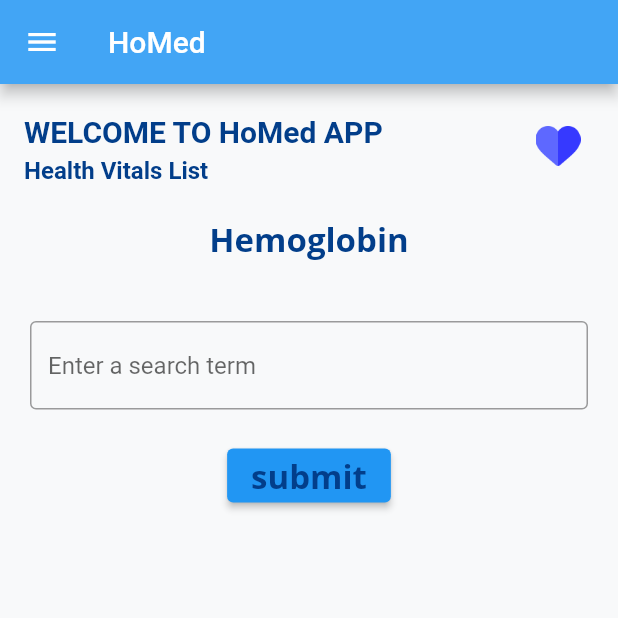
After one commit to shivanisorte/Gruhini, a Flutter app: the Healthvital10 screen opened directly, on a phone screen of 412 x 824 dp, the top half of it. The commit adds this screen. Run offline on Flutter 3.47's test engine with Material 2 defaults, Android fonts, the phone set to English and light mode, and no system bars; our stand-ins replace google_fonts.

Commit message:
heath vitals check

```diff
--- /dev/null
+++ b/gruhini/lib/Healthvital1.dart
@@ -0,0 +1,199 @@
+// @dart=2.9
+import 'package:flutter/material.dart';
+import 'package:google_fonts/google_fonts.dart';
+
+class Healthvital10 extends StatefulWidget{
+  Healthvital100 createState()=> Healthvital100();
+}
+
+class Healthvital100 extends State<Healthvital10> {
+
+  final _controller = TextEditingController();
+  String textValue = "";
+
+  String checkVitalsStatus(String vitalsState) {
+    String underValue = "You are under the normal range";
+    String normalValue = "You are in the normal range";
+    String overValue = "You are over the normal range";
+
+    try {
+      int vitalsStateNum = int.parse(vitalsState);
+
+      if (vitalsStateNum < 25) return underValue;
+      else if (vitalsStateNum < 35) return normalValue;
+      else return overValue;
+    } catch (exception) {
+      return "Exception caught is: $exception";
+    }
+  }
+
+  @override
+  Widget build(BuildContext context) {
+    return Scaffold(
+
+      backgroundColor: Color(0xfff8f9fa),
+
+      appBar: AppBar(
+        title: Text("HoMed"),
+        backgroundColor: Color(0xff42a5f5),
+      ),
+
+      body: SingleChildScrollView(
+        child: Column(
+          children: <Widget>[
+            SizedBox(
+              height: 20,
+            ),
+
+            Padding(
+              padding: EdgeInsets.only(left: 16, right: 16),
+              child: Row(
+                mainAxisAlignment: MainAxisAlignment.spaceBetween,
+                children: <Widget>[
+                  Column(
+                    crossAxisAlignment: CrossAxisAlignment.start,
+                    children: <Widget>[
+                      Text("WELCOME TO HoMed APP",
+                          style: TextStyle(
+                              color: Color(0xff023e8a),
+                              fontSize: 20,
+                              fontWeight: FontWeight.bold)),
+                      SizedBox(
+                        height: 5,
+                      ),
+                      Text("Health Vitals List ",
+                          style: TextStyle(
+                              color: Color(0xff023e8a),
+                              fontSize: 16,
+                              fontWeight: FontWeight.bold)),
+                    ],
+                  ),
+                  IconButton(
+                    alignment: Alignment.topCenter,
+                    icon: Image.asset(
+                      "assets/images/heart.png",
+                      width: 30,
+                    ),
+                    onPressed: () {},
+                  ),
+                ],
+              ),
+            ),
+
+            SizedBox(
+              height: 20,
+            ),
+
+            Text(
+              "Hemoglobin",
+              style: GoogleFonts.openSans(
+                  textStyle: TextStyle(
+                    color: Color(0xff023e8a),
+                    fontSize: 22,
+                    fontWeight: FontWeight.bold,
+                  )),
+            ),
+
+            SizedBox(
+              height: 20,
+            ),
+
+            Container(
+              child: TextField(
+                decoration: const InputDecoration(
+                  border: OutlineInputBorder(),
+                  hintText: 'Enter a search term',
+                ),
+
+                controller: _controller,
+
+                keyboardType: TextInputType.number,
+              ),
+              padding: EdgeInsets.all(20),
+
+            ),
+
+            ElevatedButton(
+              onPressed: () {
+                setState(() {
+                  textValue = checkVitalsStatus(_controller.text);
+                });
+              },
+                child: Text(
+                  "submit",
+                  style: GoogleFonts.openSans(
+                      textStyle: TextStyle(
+                        color: Color(0xff023e8a),
+                        fontSize: 22,
+                        fontWeight: FontWeight.bold,
+                      )),
+                ),
+            ),
+
+            Text(
+              textValue,
+              style: GoogleFonts.openSans(
+                  textStyle: TextStyle(
+                    color: Color(0xff023e8a),
+                    fontSize: 22,
+                    fontWeight: FontWeight.bold,
+                  )),
+            ),
+
+          ],
+        ),
+      ),
+
+      drawer: Drawer(
+        // Add a ListView to the drawer. This ensures the user can scroll
+        // through the options in the drawer if there isn't enough vertical
+        // space to fit everything.
+        child: ListView(
+          // Important: Remove any padding from the ListView.
+          padding: EdgeInsets.zero,
+          children: [
+            const DrawerHeader(
+              decoration: BoxDecoration(
+                color: Color(0xff42a5f5),
+              ),
+              child: Text('Hello, Friend!'),
+            ),
+            ListTile(
+              title: const Text('My Dashboard'),
+              onTap: () {
+                // Update the state of the app
+                // ...
+                // Then close the drawer
+                Navigator.pop(context);
+              },
+            ),
+            ListTile(
+              title: const Text('My Profile'),
+              onTap: () {
+                // Update the state of the app
+                // ...
+                // Then close the drawer
+                Navigator.pop(context);
+              },
+            ),
+            ListTile(
+              title: const Text('About App'),
+              onTap: () {
+                // Update the state of the app
+                // ...
+                // Then close the drawer
+                Navigator.pop(context);
+              },
+            ),
+          ],
+        ),
+      ),
+    );
+  }
+
+  @override
+  State<StatefulWidget> createState() {
+    // TODO: implement createState
+    throw UnimplementedError();
+  }
+}
--- /dev/null
+++ b/gruhini/lib/bloc_setting.dart
@@ -0,0 +1 @@
+// TODO Implement this library.
--- a/gruhini/lib/health_vitals_list.dart
+++ b/gruhini/lib/health_vitals_list.dart
@@ -1,6 +1,7 @@
 // @dart=2.9
 import 'package:flutter/material.dart';
 import 'package:google_fonts/google_fonts.dart';
+import 'package:gruhini/Healthvital1.dart';
 import 'ComingSoonScreen.dart';
 
 class Health_vitals_list extends StatelessWidget {
@@ -70,14 +71,14 @@ class Health_vitals_list extends StatelessWidget {
                   Navigator.push(
                     context,
                     MaterialPageRoute(
-                        builder: (context) => CommingSoonScreen()),
+                        builder: (context) => Healthvital10()),
                   );
                 },
                 child: Column(
                   mainAxisAlignment: MainAxisAlignment.center,
                   children: <Widget>[
                     Text(
-                      "Blood Sugar",
+                      "Hemoglobin",
                       style: GoogleFonts.openSans(
                           textStyle: TextStyle(
                             color: Color(0xffcaf0f8),
@@ -112,7 +113,7 @@ class Health_vitals_list extends StatelessWidget {
                   mainAxisAlignment: MainAxisAlignment.center,
                   children: <Widget>[
                     Text(
-                      "Hemoglobin",
+                      "Blood Sugar",
                       style: GoogleFonts.openSans(
                           textStyle: TextStyle(
                             color: Color(0xffcaf0f8),
--- a/gruhini/pubspec.yaml
+++ b/gruhini/pubspec.yaml
@@ -27,15 +27,20 @@ environment:
 # the latest version available on pub.dev. To see which dependencies have newer
 # versions available, run `flutter pub outdated`.
 dependencies:
+
   google_fonts: ^1.1.1
   flutter:
     sdk: flutter
 
 
 
+
+
   # The following adds the Cupertino Icons font to your application.
   # Use with the CupertinoIcons class for iOS style icons.
   cupertino_icons: ^1.0.2
+  sqflite: ^2.0.0+3
+
 
 dev_dependencies:
   flutter_test:
```
Also changed, not shown: gruhini/pubspec.lock.
